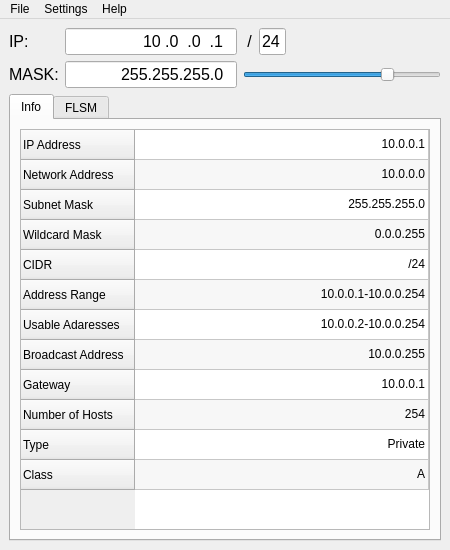
evertonerik/IPKalc, file mainwindow.ui: the form before one commit.
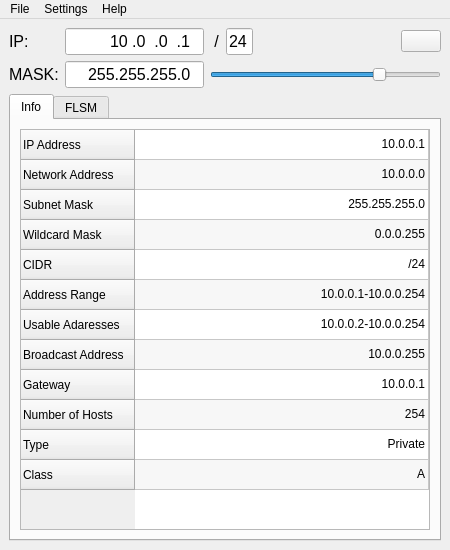
The form after the commit. Icons and pictures are not drawn.

```diff
--- a/mainwindow.ui
+++ b/mainwindow.ui
@@ -78,7 +78,7 @@
        </widget>
       </item>
       <item row="0" column="2">
-       <layout class="QHBoxLayout" name="horizontalLayout" stretch="0,1,100">
+       <layout class="QHBoxLayout" name="horizontalLayout" stretch="0,1,100,0">
         <item>
          <widget class="QLabel" name="label_CIDR">
           <property name="font">
@@ -125,12 +125,22 @@
           </property>
           <property name="sizeHint" stdset="0">
            <size>
-            <width>40</width>
+            <width>30</width>
             <height>20</height>
            </size>
           </property>
          </spacer>
         </item>
+        <item>
+         <widget class="QPushButton" name="pushButton">
+          <property name="text">
+           <string/>
+          </property>
+          <property name="icon">
+           <iconset theme="edit-copy"/>
+          </property>
+         </widget>
+        </item>
        </layout>
       </item>
       <item row="1" column="2">
```
Left out of the diff: 3 changed lines with no effect on the pictures.
